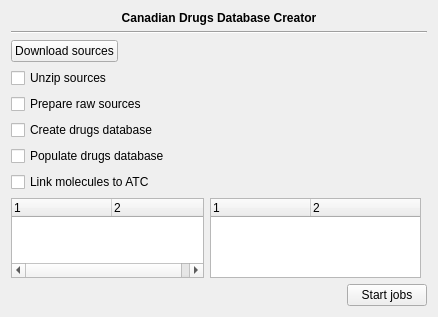
Before: the Qt Designer form freetoolbox/plugins/drugsdb/canadiandrugsdatabasewidget.ui in FreeHealth/freehealth, drawn with Qt 5.
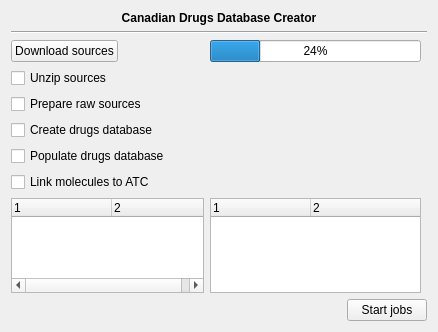
After: the same form once the commit is applied.

```diff
--- a/freetoolbox/plugins/drugsdb/canadiandrugsdatabasewidget.ui
+++ b/freetoolbox/plugins/drugsdb/canadiandrugsdatabasewidget.ui
@@ -7,7 +7,7 @@
     <x>0</x>
     <y>0</y>
     <width>438</width>
-    <height>317</height>
+    <height>332</height>
    </rect>
   </property>
   <property name="windowTitle">
@@ -155,6 +155,13 @@
      </property>
     </widget>
    </item>
+   <item row="2" column="2">
+    <widget class="QProgressBar" name="progressBar">
+     <property name="value">
+      <number>24</number>
+     </property>
+    </widget>
+   </item>
   </layout>
  </widget>
  <resources/>
```
